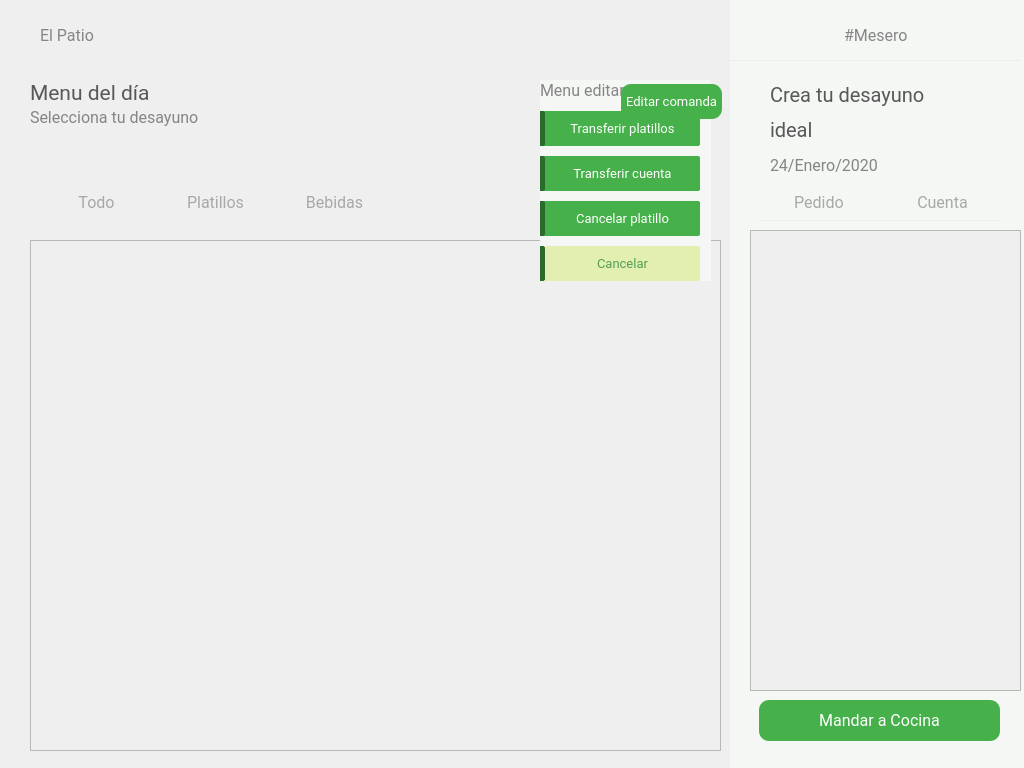
The window that El-Patio/mesero/mesero_menu_comandas.ui (MrDanielG/IHC-ElPatio) describes before a commit, drawn with Qt 5.
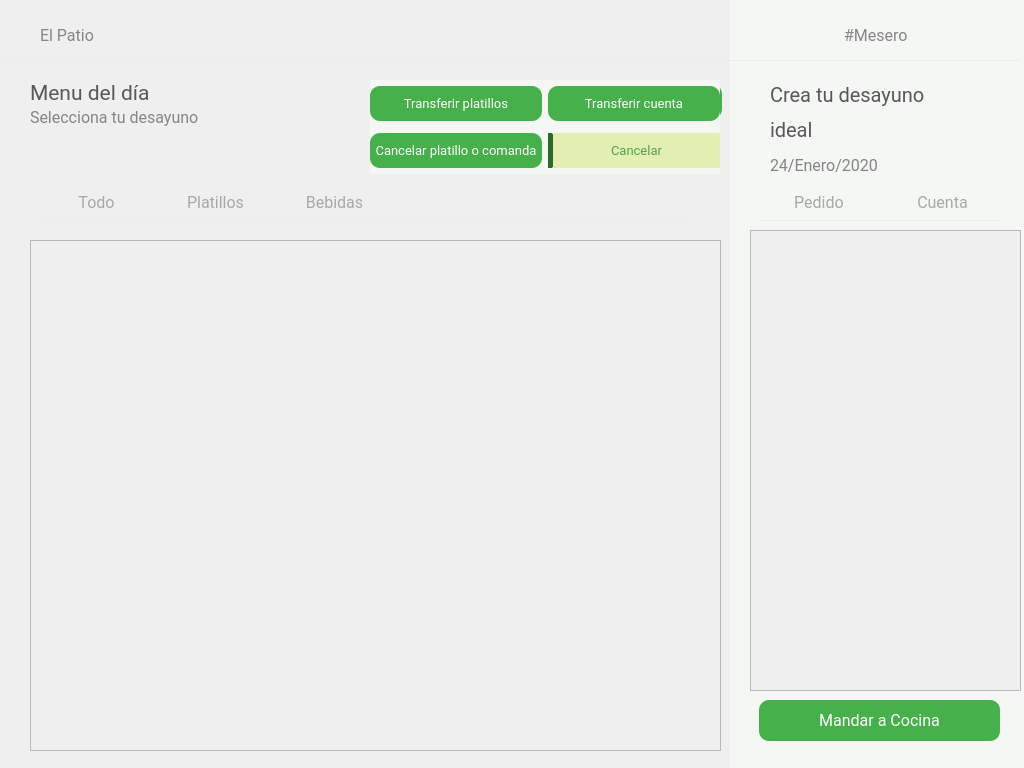
The same window after the commit. Icons and pictures are not drawn.

Commit message: historia [Cancelar comanda terminada]

```diff
--- a/El-Patio/mesero/mesero_menu_comandas.ui
+++ b/El-Patio/mesero/mesero_menu_comandas.ui
@@ -617,7 +617,7 @@
     <set>Qt::AlignRight|Qt::AlignTrailing|Qt::AlignVCenter</set>
    </property>
   </widget>
-  <widget class="QWidget" name="">
+  <widget class="QWidget" name="layoutWidget">
    <property name="geometry">
     <rect>
      <x>30</x>
@@ -669,37 +669,19 @@
   <widget class="QWidget" name="menuEditarCuenta" native="true">
    <property name="geometry">
     <rect>
-     <x>540</x>
+     <x>370</x>
      <y>80</y>
-     <width>171</width>
-     <height>201</height>
+     <width>350</width>
+     <height>94</height>
     </rect>
    </property>
    <property name="styleSheet">
-    <string notr="true">background-color: rgb(244, 247, 244);</string>
+    <string notr="true">*{
+	background-color: rgb(244, 247, 244);
+}</string>
    </property>
-   <layout class="QVBoxLayout" name="verticalLayout">
-    <property name="spacing">
-     <number>10</number>
-    </property>
-    <item>
-     <widget class="QLabel" name="elPatio_7">
-      <property name="font">
-       <font>
-        <family>Roboto</family>
-        <pointsize>12</pointsize>
-       </font>
-      </property>
-      <property name="styleSheet">
-       <string notr="true">color: rgb(133, 133, 133);
-</string>
-      </property>
-      <property name="text">
-       <string>Menu editar comanda</string>
-      </property>
-     </widget>
-    </item>
-    <item>
+   <layout class="QGridLayout" name="gridLayout_5">
+    <item row="0" column="0">
      <widget class="QPushButton" name="btn_transferir">
       <property name="minimumSize">
        <size>
@@ -709,7 +691,7 @@
       </property>
       <property name="maximumSize">
        <size>
-        <width>125</width>
+        <width>16777215</width>
         <height>16777215</height>
        </size>
       </property>
@@ -725,17 +707,15 @@
       <property name="styleSheet">
        <string notr="true">*{
 	color: white;
-	border-radius: 2px;
+	border-radius: 10px;
 	background-color: #46B04A;
 	border: none;
-	border-left: 5px solid #2a6a2c;
 	padding: 5px;
 }
 
 :hover{
 	background-color: white;
 	border: 1px solid #46B04A;
-	border-left: 5px solid #2a6a2c;
 	color: #46B04A;
 }</string>
       </property>
@@ -744,7 +724,7 @@
       </property>
      </widget>
     </item>
-    <item>
+    <item row="0" column="1">
      <widget class="QPushButton" name="btnCambiarMesero">
       <property name="minimumSize">
        <size>
@@ -754,7 +734,7 @@
       </property>
       <property name="maximumSize">
        <size>
-        <width>100</width>
+        <width>16777215</width>
         <height>16777215</height>
        </size>
       </property>
@@ -770,17 +750,15 @@
       <property name="styleSheet">
        <string notr="true">*{
 	color: white;
-	border-radius: 2px;
+	border-radius: 10px;
 	background-color: #46B04A;
 	border: none;
-	border-left: 5px solid #2a6a2c;
 	padding: 5px;
 }
 
 :hover{
 	background-color: white;
 	border: 1px solid #46B04A;
-	border-left: 5px solid #2a6a2c;
 	color: #46B04A;
 }</string>
       </property>
@@ -789,52 +767,7 @@
       </property>
      </widget>
     </item>
-    <item>
-     <widget class="QPushButton" name="btnCancelarPlatillo">
-      <property name="minimumSize">
-       <size>
-        <width>160</width>
-        <height>35</height>
-       </size>
-      </property>
-      <property name="maximumSize">
-       <size>
-        <width>125</width>
-        <height>16777215</height>
-       </size>
-      </property>
-      <property name="font">
-       <font>
-        <family>Roboto</family>
-        <pointsize>10</pointsize>
-       </font>
-      </property>
-      <property name="cursor">
-       <cursorShape>PointingHandCursor</cursorShape>
-      </property>
-      <property name="styleSheet">
-       <string notr="true">*{
-	color: white;
-	border-radius: 2px;
-	background-color: #46B04A;
-	border: none;
-	border-left: 5px solid #2a6a2c;
-	padding: 5px;
-}
-
-:hover{
-	background-color: white;
-	border: 1px solid #46B04A;
-	border-left: 5px solid #2a6a2c;
-	color: #46B04A;
-}</string>
-      </property>
-      <property name="text">
-       <string>Cancelar platillo</string>
-      </property>
-     </widget>
-    </item>
-    <item>
+    <item row="1" column="1">
      <widget class="QPushButton" name="btnCancelar">
       <property name="minimumSize">
        <size>
@@ -844,7 +777,7 @@
       </property>
       <property name="maximumSize">
        <size>
-        <width>125</width>
+        <width>16777215</width>
         <height>16777215</height>
        </size>
       </property>
@@ -879,9 +812,70 @@
       </property>
      </widget>
     </item>
+    <item row="1" column="0">
+     <widget class="QPushButton" name="btnCancelarPlatillo">
+      <property name="minimumSize">
+       <size>
+        <width>160</width>
+        <height>35</height>
+       </size>
+      </property>
+      <property name="maximumSize">
+       <size>
+        <width>16777215</width>
+        <height>16777215</height>
+       </size>
+      </property>
+      <property name="font">
+       <font>
+        <family>Roboto</family>
+        <pointsize>10</pointsize>
+       </font>
+      </property>
+      <property name="cursor">
+       <cursorShape>PointingHandCursor</cursorShape>
+      </property>
+      <property name="styleSheet">
+       <string notr="true">/* 
+*{
+	color: white;
+	border-radius: 2px;
+	background-color: #46B04A;
+	border: none;
+	border-left: 5px solid #2a6a2c;
+	padding: 5px;
+}
+
+:hover{
+	background-color: white;
+	border: 1px solid #46B04A;
+	border-left: 5px solid #2a6a2c;
+	color: #46B04A;
+}
+*/ 
+
+*{
+	color: white;
+	border-radius: 10px;
+	background-color: #46B04A;
+	border: none;
+	padding: 5px;
+}
+
+:hover{
+	background-color: white;
+	border: 1px solid #46B04A;
+	color: #46B04A;
+}</string>
+      </property>
+      <property name="text">
+       <string>Cancelar platillo o comanda</string>
+      </property>
+     </widget>
+    </item>
    </layout>
   </widget>
-  <widget class="QWidget" name="">
+  <widget class="QWidget" name="layoutWidget">
    <property name="geometry">
     <rect>
      <x>211</x>
@@ -953,6 +947,22 @@
     </item>
    </layout>
   </widget>
+  <zorder>sideBar</zorder>
+  <zorder>line</zorder>
+  <zorder>line_2</zorder>
+  <zorder>layoutWidget</zorder>
+  <zorder>layoutWidget</zorder>
+  <zorder>btnMandarCocina</zorder>
+  <zorder>line_3</zorder>
+  <zorder>layoutWidget_2</zorder>
+  <zorder>layoutWidget_3</zorder>
+  <zorder>layoutWidget</zorder>
+  <zorder>scrollArea</zorder>
+  <zorder>scrollSideBar</zorder>
+  <zorder>lb_total</zorder>
+  <zorder>layoutWidget</zorder>
+  <zorder>layoutWidget</zorder>
+  <zorder>menuEditarCuenta</zorder>
  </widget>
  <resources>
   <include location="../Recursos.qrc"/>
```
The commit also changes 5 other files.
